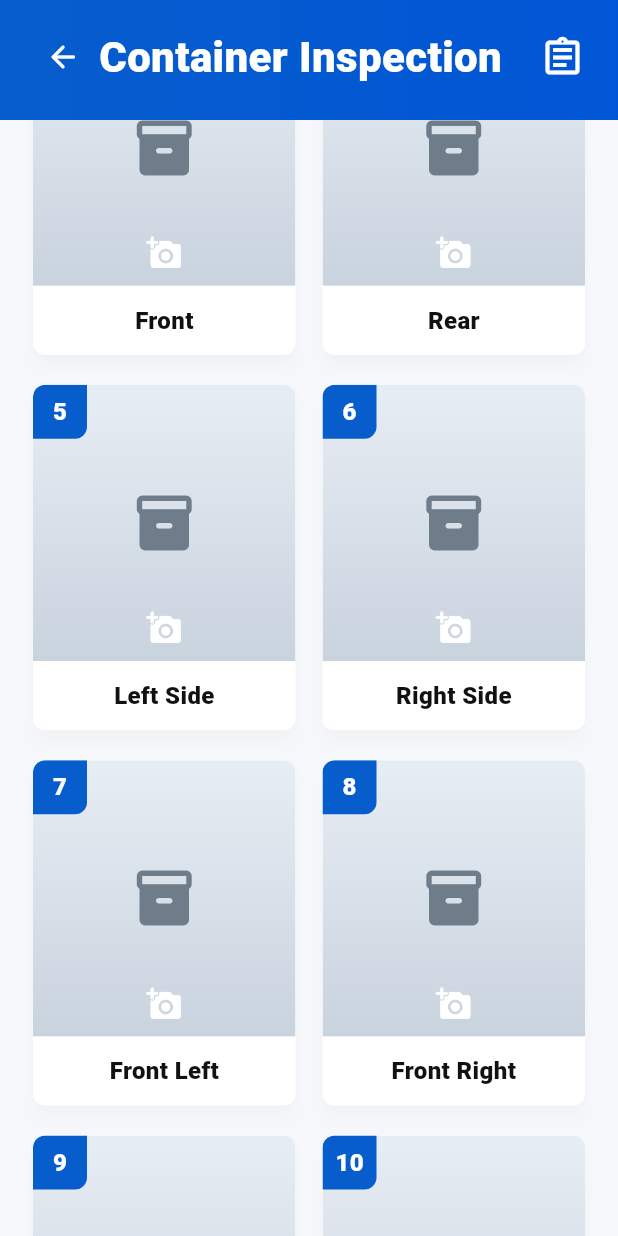
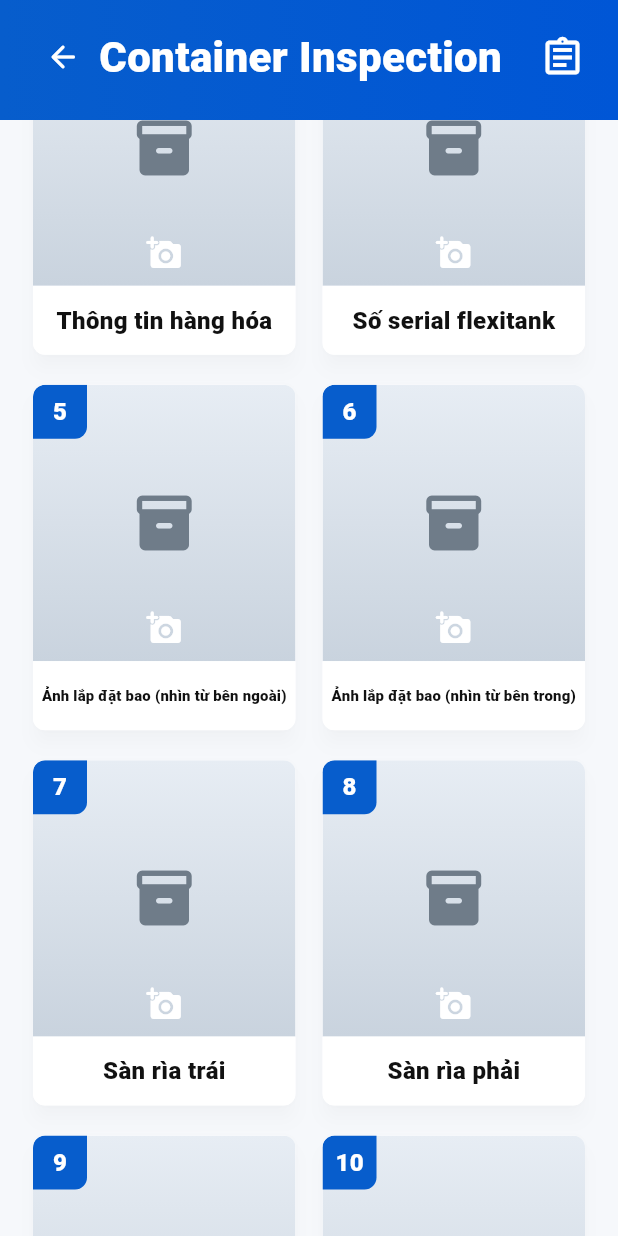
Before and after one commit to NguyenPhuongToan/container_inpector, a Flutter app: the WorkerInspectionScreen screen opened directly, scrolled down 1152 dp, on a phone screen of 412 x 824 dp. Run offline on Flutter 3.47's test engine with Material 3 defaults, Android fonts, the phone set to English and light mode, and no system bars; our stand-ins replace flutter_secure_storage, image_picker, shared_preferences; accounts and stored records are empty.

```diff
--- a/frontend_flutter/lib/screens/manager/manager_review_screen.dart
+++ b/frontend_flutter/lib/screens/manager/manager_review_screen.dart
@@ -22,18 +22,18 @@ class _ManagerReviewScreenState extends State<ManagerReviewScreen> {
   late InspectionStatus currentStatus;
 
   static const List<String> photoLabels = [
-    'Container Door Number',
-    'Flexitank Serial Number',
-    'Front',
-    'Rear',
-    'Left Side',
-    'Right Side',
-    'Front Left',
-    'Front Right',
-    'Rear Left',
-    'Rear Right',
-    'Ceiling',
-    'Floor',
+    'Số serial container',
+    'Ảnh sau khi lắp đặt',
+    'Thông tin hàng hóa',
+    'Số serial flexitank',
+    'Ảnh lắp đặt bao (nhìn từ bên ngoài)',
+    'Ảnh lắp đặt bao (nhìn từ bên trong)',
+    'Sàn rìa trái',
+    'Sàn rìa phải',
+    'Cạnh trái container (bên ngoài)',
+    'Cạnh phải container (bên ngoài)',
+    'Ảnh sàn container',
+    'Ảnh tổng thể container',
   ];
 
   @override
@@ -552,7 +552,9 @@ class _InfoCard extends StatelessWidget {
           _InfoRow('Container Number', inspection.containerNumber),
           _InfoRow(
             'Flexitank Number',
-            inspection.flexitankNumber.isEmpty ? '-' : inspection.flexitankNumber,
+            inspection.flexitankNumber.isEmpty
+                ? '-'
+                : inspection.flexitankNumber,
           ),
           _InfoRow('Booking Number', inspection.bookingNumber),
           _InfoRow('Truck Number', inspection.truckNumber),
--- a/frontend_flutter/lib/screens/worker/worker_inspection_screen.dart
+++ b/frontend_flutter/lib/screens/worker/worker_inspection_screen.dart
@@ -38,18 +38,18 @@ class _WorkerInspectionScreenState extends State<WorkerInspectionScreen> {
     super.initState();
 
     final titles = [
-      'Container Door Number',
-      'Flexitank Serial Number',
-      'Front',
-      'Rear',
-      'Left Side',
-      'Right Side',
-      'Front Left',
-      'Front Right',
-      'Rear Left',
-      'Rear Right',
-      'Ceiling',
-      'Floor',
+      'Số serial container',
+      'Ảnh sau khi lắp đặt',
+      'Thông tin hàng hóa',
+      'Số serial flexitank',
+      'Ảnh lắp đặt bao (nhìn từ bên ngoài)',
+      'Ảnh lắp đặt bao (nhìn từ bên trong)',
+      'Sàn rìa trái',
+      'Sàn rìa phải',
+      'Cạnh trái container (bên ngoài)',
+      'Cạnh phải container (bên ngoài)',
+      'Ảnh sàn container',
+      'Ảnh tổng thể container',
     ];
 
     slots = List.generate(
@@ -80,9 +80,10 @@ class _WorkerInspectionScreenState extends State<WorkerInspectionScreen> {
     }
 
     final pickedFile = await _picker.pickImage(
-      source: ImageSource.camera,
-      imageQuality: 72,
-    );
+        source: ImageSource.camera,
+        imageQuality: 60,
+        maxWidth: 2048,
+        maxHeight: 2048);
 
     if (pickedFile == null) return;
 
@@ -90,12 +91,12 @@ class _WorkerInspectionScreenState extends State<WorkerInspectionScreen> {
       slots[index].image = pickedFile;
     });
 
-    if (slots[index].title == 'Container Door Number' &&
+    if (slots[index].title == 'Số serial container' &&
         slots[index].image != null) {
       await _performContainerScan(slots[index].image!);
     }
 
-    if (slots[index].title == 'Flexitank Serial Number' &&
+    if (slots[index].title == 'Số serial flexitank' &&
         slots[index].image != null) {
       await _performFlexitankScan(slots[index].image!);
     }
--- a/frontend_flutter/lib/services/api_service.dart
+++ b/frontend_flutter/lib/services/api_service.dart
@@ -172,7 +172,7 @@ class ApiService {
     );
 
     final streamedResponse = await request.send().timeout(
-          const Duration(seconds: 25),
+          const Duration(seconds: 60),
         );
     final response = await http.Response.fromStream(streamedResponse);
     _checkUnauthorized(response);
@@ -207,7 +207,7 @@ class ApiService {
     );
 
     final streamedResponse = await request.send().timeout(
-          const Duration(seconds: 25),
+          const Duration(seconds: 60),
         );
     final response = await http.Response.fromStream(streamedResponse);
     _checkUnauthorized(response);
--- a/frontend_flutter/lib/widgets/camera_card.dart
+++ b/frontend_flutter/lib/widgets/camera_card.dart
@@ -4,7 +4,7 @@ import 'package:flutter/material.dart';
 
 import '../models/image_slot.dart';
 
-class CameraCard extends StatelessWidget {
+class CameraCard extends StatefulWidget {
   final ImageSlot slot;
   final VoidCallback onTap;
 
@@ -15,6 +15,24 @@ class CameraCard extends StatelessWidget {
   });
 
   @override
+  State<CameraCard> createState() => _CameraCardState();
+}
+
+class _CameraCardState extends State<CameraCard> {
+  Uint8List? _cachedBytes;
+  String? _cachedPath;
+
+  Future<Uint8List?> _getBytes() async {
+    final image = widget.slot.image;
+    if (image == null) return null;
+    if (_cachedPath == image.path && _cachedBytes != null) return _cachedBytes;
+    final bytes = await image.readAsBytes();
+    _cachedPath = image.path;
+    _cachedBytes = bytes;
+    return bytes;
+  }
+
+  @override
   Widget build(BuildContext context) {
     return Material(
       color: Colors.white,
@@ -23,30 +41,30 @@ class CameraCard extends StatelessWidget {
       shadowColor: Colors.black.withValues(alpha: 0.12),
       clipBehavior: Clip.antiAlias,
       child: InkWell(
-        onTap: onTap,
+        onTap: widget.onTap,
         child: Stack(
           children: [
             Column(
               children: [
                 Expanded(
                   child: SizedBox.expand(
-                    child: slot.image != null
-                        ? FutureBuilder<Uint8List>(
-                            future: slot.image!.readAsBytes(),
+                    child: widget.slot.image != null
+                        ? FutureBuilder<Uint8List?>(
+                            future: _getBytes(),
                             builder: (context, snapshot) {
                               if (!snapshot.hasData) {
                                 return const Center(
                                   child: CircularProgressIndicator(),
                                 );
                               }
-
                               return Image.memory(
                                 snapshot.data!,
                                 fit: BoxFit.cover,
+                                cacheWidth: 200,
                               );
                             },
                           )
-                        : _EmptyImagePreview(slot: slot),
+                        : _EmptyImagePreview(slot: widget.slot),
                   ),
                 ),
                 Container(
@@ -57,7 +75,7 @@ class CameraCard extends StatelessWidget {
                   child: FittedBox(
                     fit: BoxFit.scaleDown,
                     child: Text(
-                      slot.title,
+                      widget.slot.title,
                       maxLines: 1,
                       style: const TextStyle(
                         color: Color(0xFF111111),
@@ -84,7 +102,7 @@ class CameraCard extends StatelessWidget {
                   ),
                 ),
                 child: Text(
-                  '${slot.angle}',
+                  '${widget.slot.angle}',
                   style: const TextStyle(
                     color: Colors.white,
                     fontSize: 16,
@@ -93,7 +111,7 @@ class CameraCard extends StatelessWidget {
                 ),
               ),
             ),
-            if (slot.isCaptured)
+            if (widget.slot.isCaptured)
               const Positioned(
                 top: 8,
                 right: 8,
@@ -165,18 +183,6 @@ class _EmptyImagePreview extends StatelessWidget {
   }
 
   IconData _iconForSlot(String title) {
-    if (title == 'Lock') return Icons.lock_rounded;
-    if (title == 'CSC Plate') return Icons.badge_rounded;
-    if (title == 'Container Door Number') return Icons.pin_rounded;
-    if (title == 'Flexitank Serial Number') return Icons.qr_code_2_rounded;
-    if (title == 'Ceiling') {
-      return Icons.vertical_align_top_rounded;
-    }
-    if (title == 'Floor') {
-      return Icons.vertical_align_bottom_rounded;
-    }
-    if (title == 'Door') return Icons.door_front_door_rounded;
-
     return Icons.inventory_2_rounded;
   }
 }
```
Also changed, not shown: frontend_flutter/lib/services/auth_session.dart (+31 -8 lines).
